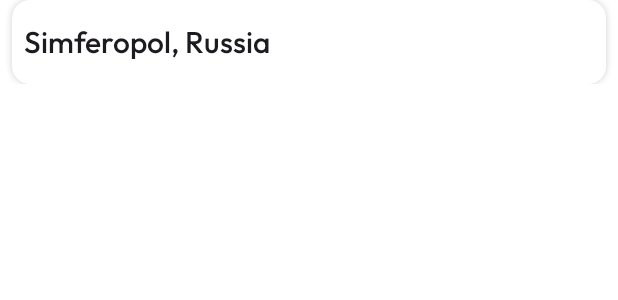
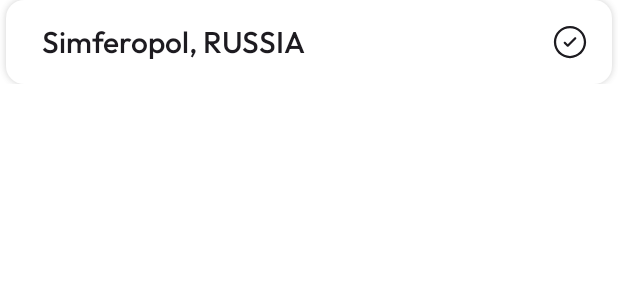
Before and after one commit to muratov-dev/WeatherApp-Compose, an Android app built with Jetpack Compose: the @Preview function CityListItemCheckedPreview, on a phone screen of 412 x 824 dp. Shown: the top 300 px of the screen. Run offline under Robolectric (Android 15) with nearby library versions, the phone set to English and light mode, and no system bars.

```diff
--- a/app/src/main/AndroidManifest.xml
+++ b/app/src/main/AndroidManifest.xml
@@ -19,8 +19,10 @@
         <activity
             android:name=".app.MainActivity"
             android:exported="true"
-            android:label="@string/app_name"
-            android:theme="@style/Theme.WeatherAppCompose">
+            android:screenOrientation="portrait"
+            android:windowSoftInputMode="adjustResize"
+            android:theme="@style/Theme.WeatherAppCompose"
+            tools:ignore="DiscouragedApi,LockedOrientationActivity">
             <intent-filter>
                 <action android:name="android.intent.action.MAIN" />
 
--- a/app/src/main/java/dev/passerby/weather_app/feature/city/domain/model/CityModel.kt
+++ b/app/src/main/java/dev/passerby/weather_app/feature/city/domain/model/CityModel.kt
@@ -7,5 +7,6 @@ data class CityModel(
     val country: String,
     val latitude: Double,
     val longitude: Double,
-    val name: String
+    val name: String,
+    var isChecked: Boolean = false
 )
--- a/app/src/main/java/dev/passerby/weather_app/feature/city/ui/screen/components/CityListItemChecked.kt
+++ b/app/src/main/java/dev/passerby/weather_app/feature/city/ui/screen/components/CityListItemChecked.kt
@@ -4,15 +4,19 @@ import androidx.compose.foundation.background
 import androidx.compose.foundation.clickable
 import androidx.compose.foundation.layout.Column
 import androidx.compose.foundation.layout.Row
+import androidx.compose.foundation.layout.Spacer
 import androidx.compose.foundation.layout.fillMaxWidth
 import androidx.compose.foundation.layout.height
 import androidx.compose.foundation.layout.padding
+import androidx.compose.foundation.layout.size
+import androidx.compose.material3.Icon
 import androidx.compose.material3.Text
 import androidx.compose.runtime.Composable
 import androidx.compose.ui.Alignment
 import androidx.compose.ui.Modifier
 import androidx.compose.ui.draw.clip
 import androidx.compose.ui.graphics.Color
+import androidx.compose.ui.res.painterResource
 import androidx.compose.ui.text.TextStyle
 import androidx.compose.ui.text.font.Font
 import androidx.compose.ui.text.font.FontFamily
@@ -24,16 +28,18 @@ import dev.passerby.weather_app.core.ui.modifier.dropShadow
 import dev.passerby.weather_app.core.ui.theme.AppColors
 import dev.passerby.weather_app.core.ui.theme.cornersShape
 import dev.passerby.weather_app.feature.city.domain.model.CityModel
+import java.util.Locale
 
 @Composable
 fun CityListItemChecked(
     city: CityModel, onItemClick: (CityModel) -> Unit, modifier: Modifier = Modifier
 ) {
+    val country = Locale("", city.country).displayCountry
     Column(
         modifier = modifier
             .fillMaxWidth()
             .height(56.dp)
-            .padding(horizontal = 8.dp)
+            .padding(horizontal = 4.dp)
             .dropShadow(shape = cornersShape, color = Color(0x403E3E3E), blur = 4.dp)
             .clip(shape = cornersShape)
             .background(color = AppColors.Light.cityCard)
@@ -41,19 +47,29 @@ fun CityListItemChecked(
         Row(modifier = modifier
             .fillMaxWidth()
             .weight(1f)
-            .clickable { onItemClick(city) }) {
+            .clickable { onItemClick(city) }
+            .padding(horizontal = 16.dp),
+            verticalAlignment = Alignment.CenterVertically) {
             Text(
                 modifier = modifier
-                    .padding(horizontal = 8.dp)
                     .weight(1f)
-                    .align(Alignment.CenterVertically),
-                text = "${city.name}, ${city.country}",
+                    .align(Alignment.CenterVertically)
+                    .padding(start = 8.dp),
+                text = "${city.name}, $country",
                 style = TextStyle(
                     color = AppColors.Light.textPrimary,
                     fontSize = 20.sp,
                     fontFamily = FontFamily(Font(R.font.outfit_medium)),
                     lineHeight = 24.sp
-                )
+                ),
+
+            )
+            Spacer(modifier = Modifier.size(8.dp))
+            Icon(
+                painter = painterResource(R.drawable.ic_check),
+                contentDescription = null,
+                tint = AppColors.Light.textPrimary,
+                modifier = Modifier.size(24.dp)
             )
         }
     }
--- /dev/null
+++ b/app/src/main/res/drawable/ic_check.xml
@@ -0,0 +1,13 @@
+<vector xmlns:android="http://schemas.android.com/apk/res/android"
+    android:width="24dp"
+    android:height="24dp"
+    android:viewportWidth="24"
+    android:viewportHeight="24">
+  <path
+      android:pathData="M16.03,10.03C16.323,9.737 16.323,9.263 16.03,8.97C15.737,8.677 15.263,8.677 14.97,8.97L10.5,13.439L9.03,11.97C8.737,11.677 8.263,11.677 7.97,11.97C7.677,12.263 7.677,12.737 7.97,13.03L9.97,15.03C10.263,15.323 10.737,15.323 11.03,15.03L16.03,10.03Z"
+      android:fillColor="#000000"/>
+  <path
+      android:pathData="M12,1.25C6.063,1.25 1.25,6.063 1.25,12C1.25,17.937 6.063,22.75 12,22.75C17.937,22.75 22.75,17.937 22.75,12C22.75,6.063 17.937,1.25 12,1.25ZM2.75,12C2.75,6.891 6.891,2.75 12,2.75C17.109,2.75 21.25,6.891 21.25,12C21.25,17.109 17.109,21.25 12,21.25C6.891,21.25 2.75,17.109 2.75,12Z"
+      android:fillColor="#000000"
+      android:fillType="evenOdd"/>
+</vector>
```
Also changed, not shown: app/src/main/java/dev/passerby/weather_app/app/MainActivity.kt (+7 -12 lines), app/src/main/java/dev/passerby/weather_app/core/ui/components/Test.kt (added, +85 -0 lines), app/src/main/java/dev/passerby/weather_app/feature/city/ui/event/CitySuggestionEvent.kt (added, +9 -0 lines), app/src/main/java/dev/passerby/weather_app/feature/city/ui/event/CitySuggestionOneTimeEvent.kt (added, +7 -0 lines), app/src/main/java/dev/passerby/weather_app/feature/city/ui/screen/CitySuggestionScreen.kt (+42 -21 lines), app/src/main/java/dev/passerby/weather_app/feature/city/ui/screen/components/CityListItemUnchecked.kt (+5 -2 lines), app/src/main/java/dev/passerby/weather_app/feature/city/ui/screen/components/CitySearchTextField.kt (+28 -11 lines), app/src/main/java/dev/passerby/weather_app/feature/city/ui/state/CitySuggestionUiState.kt (added, +14 -0 lines), app/src/main/java/dev/passerby/weather_app/feature/city/ui/viewmodel/CitySuggestionViewModel.kt (+76 -1 lines), 1 other file.
